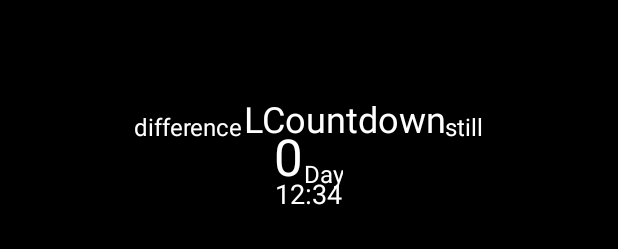
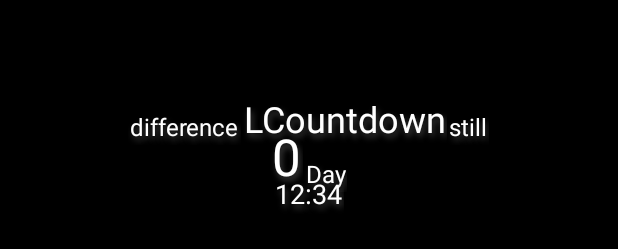
Before and after one commit to Mr-XiaoLiang/LCountdown, an Android app: the layout widget_countdown.xml on its own in the app's theme, with its tools: preview values and no code run, on a phone screen of 412 x 824 dp. Shown: the part 462-711 px from the top of the screen. Run offline under Robolectric (Android 15) with nearby library versions, the phone set to English and light mode, and no system bars.

Commit message:
完成版本号2.02.04的迭代

```diff
--- a/build.gradle
+++ b/build.gradle
@@ -7,7 +7,7 @@ buildscript {
         jcenter()
     }
     dependencies {
-        classpath 'com.android.tools.build:gradle:3.5.2'
+        classpath 'com.android.tools.build:gradle:3.6.3'
         classpath "org.jetbrains.kotlin:kotlin-gradle-plugin:$kotlin_version"
 
         // NOTE: Do not place your application dependencies here; they belong
--- a/gradle.properties
+++ b/gradle.properties
@@ -11,3 +11,4 @@ org.gradle.jvmargs=-Xmx1536m
 # This option should only be used with decoupled projects. More details, visit
 # http://www.gradle.org/docs/current/userguide/multi_project_builds.html#sec:decoupled_projects
 # org.gradle.parallel=true
+android.useAndroidX=true
--- a/lBaseLib/build.gradle
+++ b/lBaseLib/build.gradle
@@ -28,7 +28,7 @@ dependencies {
     implementation fileTree(include: ['*.jar'], dir: 'libs')
     implementation 'androidx.appcompat:appcompat:1.1.0'
     implementation 'androidx.constraintlayout:constraintlayout:1.1.3'
-    implementation 'com.google.android.material:material:1.2.0-alpha01'
+    implementation 'com.google.android.material:material:1.2.0-alpha06'
     implementation "androidx.swiperefreshlayout:swiperefreshlayout:1.0.0"
     implementation "org.jetbrains.kotlin:kotlin-stdlib-jdk7:$kotlin_version"
 }
--- a/mobile/src/main/res/layout/widget_countdown.xml
+++ b/mobile/src/main/res/layout/widget_countdown.xml
@@ -32,17 +32,19 @@
                     android:gravity="center"
                     android:text="@string/left_until"
                     android:textSize="16sp"
-                    android:textColor="@android:color/white"/>
+                    android:textColor="@android:color/white"
+                    android:theme="@style/widgetText"/>
             </LinearLayout>
 
             <TextView
+                android:theme="@style/widgetText"
                 android:id="@+id/nameView"
                 android:layout_width="wrap_content"
                 android:layout_height="wrap_content"
                 android:gravity="center"
                 android:textSize="24sp"
                 android:text="@string/app_name"
-                android:textColor="@android:color/white"/>
+                android:textColor="@android:color/white" />
 
             <LinearLayout
                 android:layout_width="wrap_content"
@@ -57,7 +59,8 @@
                     android:gravity="center"
                     android:text="@string/the_end"
                     android:textSize="16sp"
-                    android:textColor="@android:color/white"/>
+                    android:textColor="@android:color/white"
+                    android:theme="@style/widgetText"/>
             </LinearLayout>
 
         </LinearLayout>
@@ -82,7 +85,8 @@
                 android:gravity="center"
                 android:textSize="34sp"
                 android:text="0"
-                android:textColor="@android:color/white"/>
+                android:textColor="@android:color/white"
+                android:theme="@style/widgetText"/>
             <LinearLayout
                 android:layout_width="wrap_content"
                 android:layout_height="match_parent"
@@ -96,7 +100,8 @@
                     android:gravity="center"
                     android:text="@string/day"
                     android:textSize="16sp"
-                    android:textColor="@android:color/white"/>
+                    android:textColor="@android:color/white"
+                    android:theme="@style/widgetText"/>
             </LinearLayout>
         </LinearLayout>
     </LinearLayout>
@@ -115,7 +120,8 @@
             android:gravity="center"
             android:textSize="18sp"
             android:text="12:34"
-            android:textColor="@android:color/white"/>
+            android:textColor="@android:color/white"
+            android:theme="@style/widgetText"/>
     </LinearLayout>
 
     <LinearLayout
@@ -129,7 +135,8 @@
             android:layout_width="wrap_content"
             android:layout_height="wrap_content"
             android:textSize="12sp"
-            android:textColor="@android:color/white"/>
+            android:textColor="@android:color/white"
+            android:theme="@style/widgetText"/>
     </LinearLayout>
 
 </FrameLayout>
--- a/mobile/src/main/res/values/styles.xml
+++ b/mobile/src/main/res/values/styles.xml
@@ -25,6 +25,14 @@
         <item name="android:layout_marginLeft">10dp</item>
         <item name="android:layout_marginRight">10dp</item>
         <item name="android:layout_marginTop">10dp</item>
+    </style>
+
+    <style name="widgetText">
+        <item name="android:shadowDy">4</item>
+        <item name="android:shadowDx">2</item>
+        <item name="android:shadowColor">#444</item>
+        <item name="android:shadowRadius">5</item>
+        <item name="android:padding">1dp</item>
     </style>
 
     <style name="grid9Btn" >
```
Also changed, not shown: lBaseLib/src/main/java/liang/lollipop/lbaselib/util/SimpleRecyclerViewHelper.kt (+2 -10 lines), mobile/build.gradle (+5 -5 lines), mobile/src/main/java/liang/lollipop/lcountdown/activity/MainActivity.kt (+10 -8 lines), gradle/wrapper/gradle-wrapper.properties.
